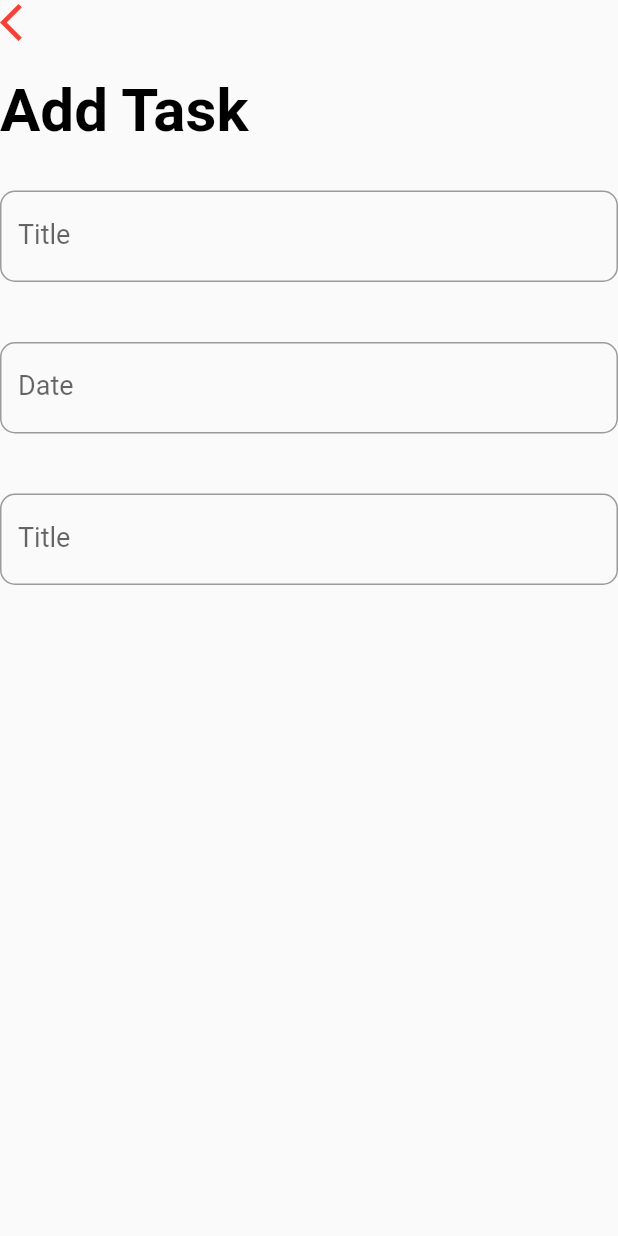
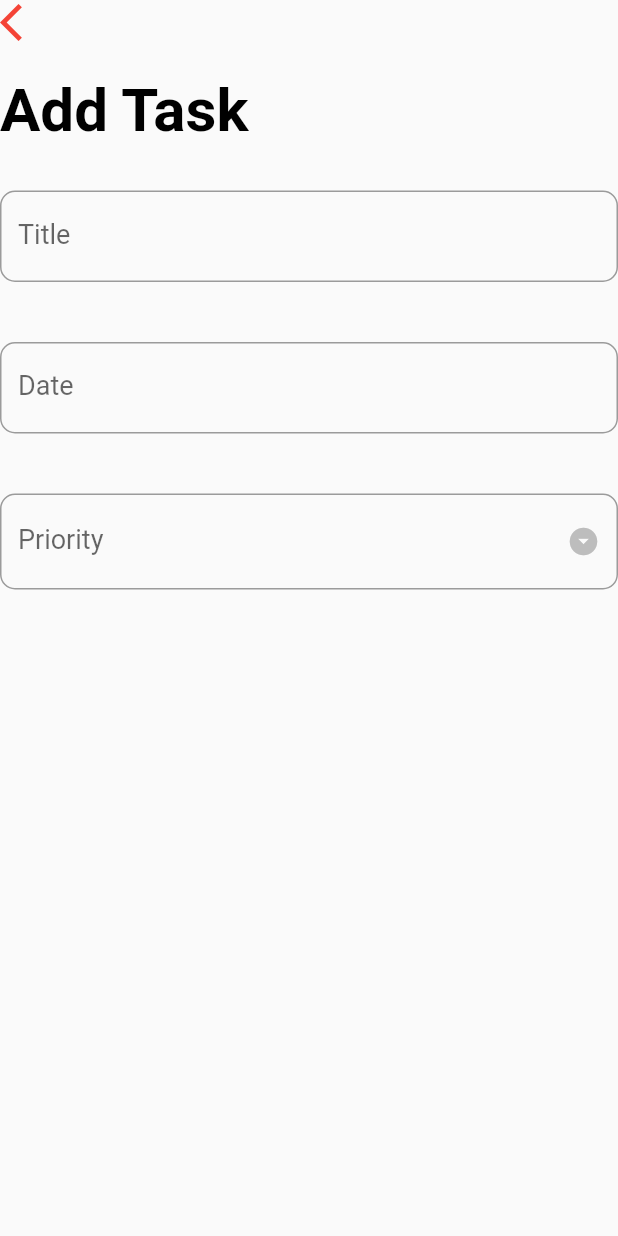
Before and after one commit to alycolbar/todo, a Flutter app: the AddTaskWidget screen opened directly, on a phone screen of 412 x 824 dp. Run offline on Flutter 3.47's test engine with Material 2 defaults, Android fonts, the phone set to English and light mode, and no system bars.

```diff
--- a/lib/widgets/add_task_widget.dart
+++ b/lib/widgets/add_task_widget.dart
@@ -14,6 +14,11 @@ class _AddTaskWidgetState extends State<AddTaskWidget> {
   TextEditingController _dateController = TextEditingController();
 
   final DateFormat _dateFormatter = DateFormat('MMM dd, yyyy');
+  final List<String> _priorities = [
+    'Low',
+    'Medium',
+    'High'
+  ];
 
   _handleDatePicker() async {
     final DateTime date = await showDatePicker(
@@ -91,19 +96,33 @@ class _AddTaskWidgetState extends State<AddTaskWidget> {
                 ), // Padding
                 Padding(
                   padding: EdgeInsets.symmetric(vertical: 20.0),
-                  child: TextFormField(
+                  child: DropdownButtonFormField(
+                    icon: Icon(Icons.arrow_drop_down_circle),
+                    iconSize: 22.0,
+                    iconEnabledColor: Theme.of(context).primaryColor,
+                    items: _priorities.map((String priority) {
+                      return DropdownMenuItem(
+                        value: priority,
+                        child: Text(
+                          priority,
+                          style: TextStyle(
+                            color: Colors.black,
+                            fontSize: 18.0,
+                          ), // TextStyle
+                        ), // Text
+                      ); //DropdownMenuItem
+                    }).toList(),
                     style: TextStyle(fontSize: 18.0),
                     decoration: InputDecoration(
-                      labelText: 'Title',
+                      labelText: 'Priority',
                       labelStyle: TextStyle(fontSize: 18.0),
                       border: OutlineInputBorder(
                         borderRadius: BorderRadius.circular(10.0),
                       ), // OutlineInputBorder
                     ), // InputDecoration
-                    validator: (input) => input.trim().isEmpty ? 'Please enter a task title' : null,
-                    onSaved: (input) => _title = input,
-                    initialValue: _title,
-                  ), // TextFormField
+                    validator: (input) => input.trim().isEmpty ? 'Please select a priority level' : null,
+                    onSaved: (input) => _priority = input,
+                  ), // DropdownButtonFormField
                 ), // Padding
               ], // <Widget> []
             ), // Column
```
